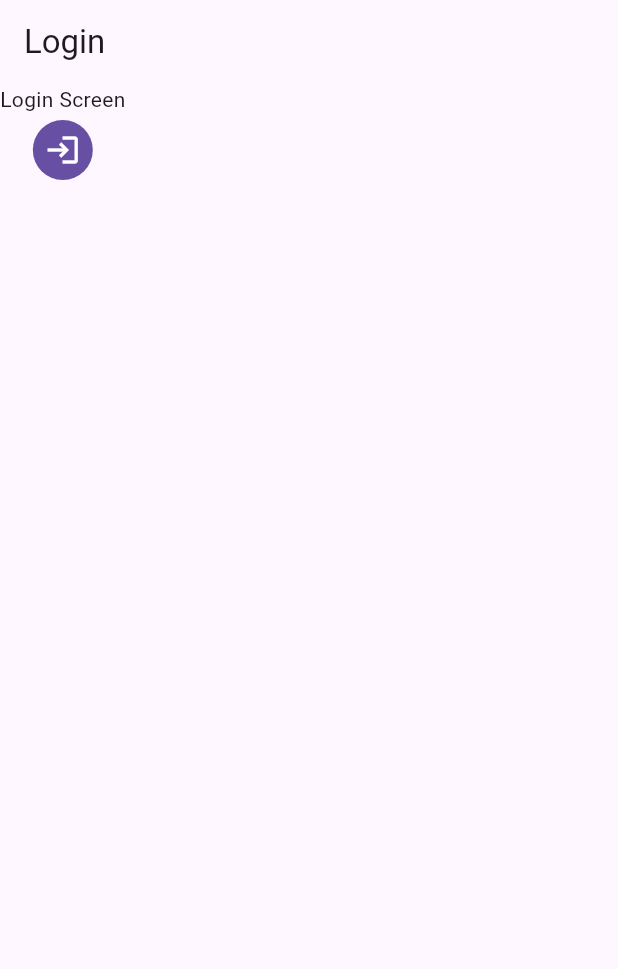
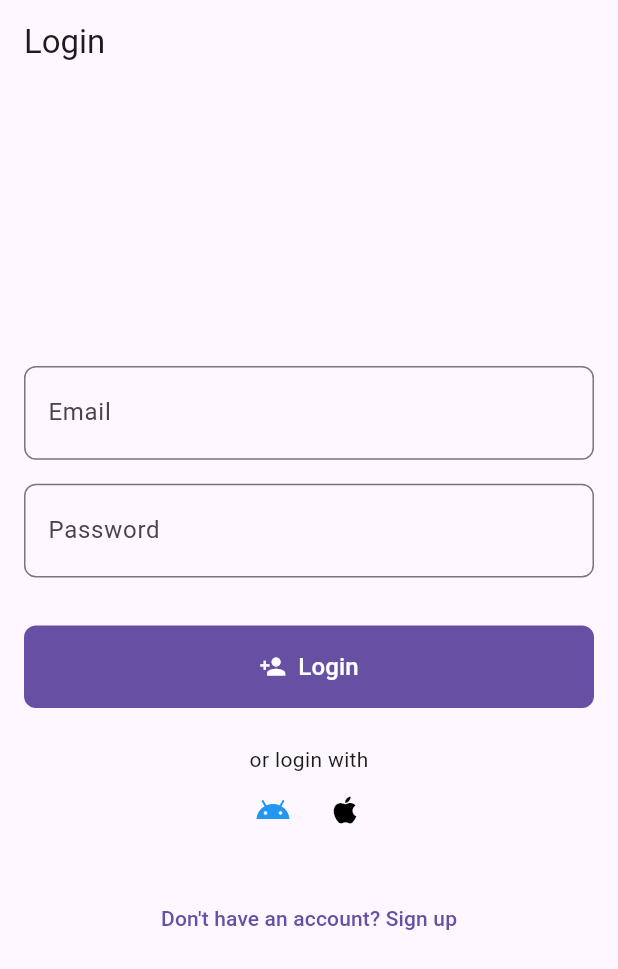
Before and after one commit to rddewan/YouCanCode-Mobile, a Flutter app: the screen it shows after launch, on a phone screen of 412 x 824 dp. Shown: the top 969 px of the screen. Run offline on Flutter 3.47's test engine with Material 3 defaults, Android fonts, the phone set to English and light mode, and no system bars; our stand-ins replace dio, flutter_riverpod, flutter_secure_storage, freezed_annotation, go_router, retrofit; missing offline and left inert: dio_http_formatter; generated files the repository leaves out were written again.

Commit message:
login UI

```diff
--- a/lib/core/route/go_router_provider.dart
+++ b/lib/core/route/go_router_provider.dart
@@ -16,9 +16,9 @@ final goRouterProvider = Provider<GoRouter>((ref) {
         builder: (context, state) => const LoginScreen(),
       ),
       GoRoute(
-        path: '/singup',
+        path: '/signup',
         name: singUpRoute,
-        builder: (context, state) => const SingUpScreen(),
+        builder: (context, state) => const SignUpScreen(),
       ),
     ],
   );
--- a/lib/features/login/presentation/controller/login_controller.dart
+++ b/lib/features/login/presentation/controller/login_controller.dart
@@ -4,6 +4,8 @@ import 'package:flutter_riverpod/flutter_riverpod.dart';
 import 'package:youcancode/features/login/application/login_service.dart';
 import 'package:youcancode/features/login/data/dto/request/login_request.dart';
 import 'package:youcancode/features/login/presentation/state/login_state.dart';
+
+final loginControllerProvider = AutoDisposeNotifierProvider<LoginController, LoginState>(LoginController.new);
 
 class LoginController  extends AutoDisposeNotifier<LoginState> {
 
@@ -47,8 +49,10 @@ class LoginController  extends AutoDisposeNotifier<LoginState> {
       state = state.copyWith(isLoading: false, error: e.toString());
 
     }
+  }
 
-
+  void setFormData(Map<String, dynamic> formData) {
+    state = state.copyWith(loginForm: formData);
   }
 
 }
--- a/lib/features/login/presentation/ui/login_screen.dart
+++ b/lib/features/login/presentation/ui/login_screen.dart
@@ -2,8 +2,8 @@
 
 import 'package:flutter/material.dart';
 import 'package:flutter_riverpod/flutter_riverpod.dart';
-import 'package:go_router/go_router.dart';
-import 'package:youcancode/core/route/go_router_provider.dart';
+import 'package:youcancode/common/extension/string_hardcoded.dart';
+import 'package:youcancode/features/login/presentation/ui/widget/login_form.dart';
 
 class LoginScreen extends ConsumerStatefulWidget {
   const LoginScreen({super.key});
@@ -18,21 +18,9 @@ class _LoginScreenState extends ConsumerState<LoginScreen> {
   Widget build(BuildContext context) {
     return Scaffold(
       appBar: AppBar(
-        title: const Text('Login'),
+        title: Text('Login'.hardcoded),
       ),
-      body: SingleChildScrollView(
-        child: Column(
-          children: [
-            const Text('Login Screen'),
-            IconButton.filled(
-              onPressed: () {
-                context.push( '/singup');
-              },
-              icon: const Icon(Icons.login_outlined),
-            )
-          ],
-        ),
-      ),
+      body: const LoginForm(),
     );
   }
 }
--- /dev/null
+++ b/lib/features/login/presentation/ui/widget/dont_have_account.dart
@@ -0,0 +1,19 @@
+import 'package:flutter/material.dart';
+import 'package:flutter_riverpod/flutter_riverpod.dart';
+import 'package:go_router/go_router.dart';
+import 'package:youcancode/common/extension/string_hardcoded.dart';
+
+class DontHaveAccount extends ConsumerWidget {
+  const DontHaveAccount({super.key});
+
+  @override
+  Widget build(BuildContext context, WidgetRef ref) {
+    return TextButton(
+      onPressed: () {
+        // Navigate to signup screen
+        context.push('/signup');
+      },
+      child: Text("Don't have an account? Sign up".hardcoded),
+    );
+  }
+}
--- /dev/null
+++ b/lib/features/login/presentation/ui/widget/login_button.dart
@@ -0,0 +1,33 @@
+import 'package:flutter/material.dart';
+import 'package:flutter_riverpod/flutter_riverpod.dart';
+import 'package:youcancode/common/extension/string_hardcoded.dart';
+import 'package:youcancode/common/style/dimens.dart';
+import 'package:youcancode/features/login/presentation/controller/login_controller.dart';
+
+class LoginButton extends ConsumerWidget {
+  final VoidCallback onPressed;
+  const LoginButton({super.key, required this.onPressed});
+
+  @override
+  Widget build(BuildContext context, WidgetRef ref) {
+    final isLoading = ref.watch(loginControllerProvider.select((value) => value.isLoading));
+
+    return SizedBox(
+      width: double.infinity,
+      child: FilledButton.icon(
+        style: FilledButton.styleFrom(
+          padding: const EdgeInsets.symmetric(vertical: kMedium),
+          shape: RoundedRectangleBorder(borderRadius: BorderRadius.circular(kSmall)),
+        ),
+        label: Text(
+          'Login'.hardcoded,
+          style: const TextStyle(fontSize: kMedium),
+        ),
+        icon: isLoading
+            ? const CircularProgressIndicator.adaptive()
+            : const Icon(Icons.person_add),
+        onPressed: isLoading ? null : onPressed,
+      ),
+    );
+  }
+}
--- /dev/null
+++ b/lib/features/login/presentation/ui/widget/login_form.dart
@@ -0,0 +1,127 @@
+import 'package:flutter/material.dart';
+import 'package:flutter_riverpod/flutter_riverpod.dart';
+import 'package:youcancode/common/extension/string_hardcoded.dart';
+import 'package:youcancode/common/style/dimens.dart';
+import 'package:youcancode/features/login/presentation/controller/login_controller.dart';
+import 'package:youcancode/features/login/presentation/ui/widget/dont_have_account.dart';
+import 'package:youcancode/features/login/presentation/ui/widget/login_button.dart';
+import 'package:youcancode/features/login/presentation/ui/widget/login_with.dart';
+
+class LoginForm extends ConsumerStatefulWidget {
+  const LoginForm({super.key});
+
+  @override
+  ConsumerState<ConsumerStatefulWidget> createState() => _LoginFormState();
+}
+
+class _LoginFormState extends ConsumerState<LoginForm> {
+  final _formKey = GlobalKey<FormState>();
+
+  late TextEditingController _emailController;
+  late TextEditingController _passwordController;
+
+  @override
+  void initState() {
+    super.initState();
+    _emailController = TextEditingController();
+    _passwordController = TextEditingController();
+  }
+
+  @override
+  void dispose() {
+    _emailController.dispose();
+    _passwordController.dispose();
+    super.dispose();
+  }
+
+  @override
+  Widget build(BuildContext context) {
+    return Center(
+      child: Padding(
+        padding: const EdgeInsets.all(16.0),
+        child: Form(
+          key: _formKey,
+          child: Column(
+            mainAxisAlignment: MainAxisAlignment.center,
+            children: [
+              TextFormField(
+                controller: _emailController,
+                keyboardType: TextInputType.emailAddress,
+                decoration: InputDecoration(
+                  labelText: 'Email'.hardcoded,
+                  border: const OutlineInputBorder(
+                      borderRadius:
+                          BorderRadius.all(Radius.circular(kSmall))),
+                  prefix: const Icon(Icons.email),
+                ),
+                validator: (value) {
+                  if (value == null || value.isEmpty) {
+                    return 'Please enter your email'.hardcoded;
+                  } else if (!RegExp(r'^[^@]+@[^@]+\.[^@]+')
+                      .hasMatch(value)) {
+                    return 'Please enter a valid email'.hardcoded;
+                  }
+                  return null;
+                },
+              ),
+
+              const SizedBox(height: kMedium),
+
+              TextFormField(
+                controller: _passwordController,
+                obscureText: true,
+                decoration: InputDecoration(
+                  labelText: 'Password'.hardcoded,
+                  border: const OutlineInputBorder(
+                      borderRadius:
+                          BorderRadius.all(Radius.circular(kSmall))),
+                  prefix: const Icon(Icons.lock),
+                ),
+                validator: (value) {
+                  if (value == null || value.isEmpty) {
+                    return 'Please enter your password'.hardcoded;
+                  } else if (value.length < 8) {
+                    return 'Password must be at least 8 characters long'
+                        .hardcoded;
+                  }
+                  return null;
+                },
+              ),
+
+              const SizedBox(height: kExtraLarge),
+
+              LoginButton(onPressed: _login),
+
+              const SizedBox(height: kLarge),
+
+              const LoginWith(),
+
+              const SizedBox(height: kLarge),
+
+              const DontHaveAccount(),
+            ],
+          ),
+        ),
+      ),
+    );
+  }
+
+  void _login() {
+    final isValid = _formKey.currentState?.validate() ?? false;
+
+    if (isValid) {
+      // collect form data from controllers
+      final formData = {
+        'email': _emailController.text,
+        'password': _passwordController.text,
+      };
+
+      // set form data
+      ref.read(loginControllerProvider.notifier).setFormData(formData);
+      // login - call api
+      ref.read(loginControllerProvider.notifier).login();
+
+    }
+
+  }
+}
--- /dev/null
+++ b/lib/features/login/presentation/ui/widget/login_with.dart
@@ -0,0 +1,31 @@
+import 'package:flutter/material.dart';
+import 'package:flutter_riverpod/flutter_riverpod.dart';
+import 'package:youcancode/common/extension/string_hardcoded.dart';
+
+class LoginWith extends ConsumerWidget {
+  const LoginWith({super.key});
+
+  @override
+  Widget build(BuildContext context, WidgetRef ref) {
+    return Column(children: [
+      Text("or login with".hardcoded),
+      Row(
+        mainAxisAlignment: MainAxisAlignment.center,
+        children: [
+          IconButton(
+            icon: const Icon(Icons.android, color: Colors.blue),
+            onPressed: () {
+              // Handle Google login
+            },
+          ),
+          IconButton(
+            icon: const Icon(Icons.apple, color: Colors.black),
+            onPressed: () {
+              // Handle Apple login
+            },
+          ),
+        ],
+      ),
+    ]);
+  }
+}
--- a/lib/features/signup/presentation/ui/signup_screen.dart
+++ b/lib/features/signup/presentation/ui/signup_screen.dart
@@ -5,14 +5,14 @@ import 'package:flutter_riverpod/flutter_riverpod.dart';
 import 'package:youcancode/common/extension/string_hardcoded.dart';
 import 'package:youcancode/features/signup/presentation/ui/widget/signup_form_list.dart';
 
-class SingUpScreen extends ConsumerStatefulWidget {
-  const SingUpScreen({super.key});
+class SignUpScreen extends ConsumerStatefulWidget {
+  const SignUpScreen({super.key});
 
   @override
-  ConsumerState<ConsumerStatefulWidget> createState() => _SingUpScreenState();
+  ConsumerState<ConsumerStatefulWidget> createState() => _SignUpScreenState();
 }
 
-class _SingUpScreenState extends ConsumerState<SingUpScreen> {
+class _SignUpScreenState extends ConsumerState<SignUpScreen> {
 
   @override
   Widget build(BuildContext context) {
```
